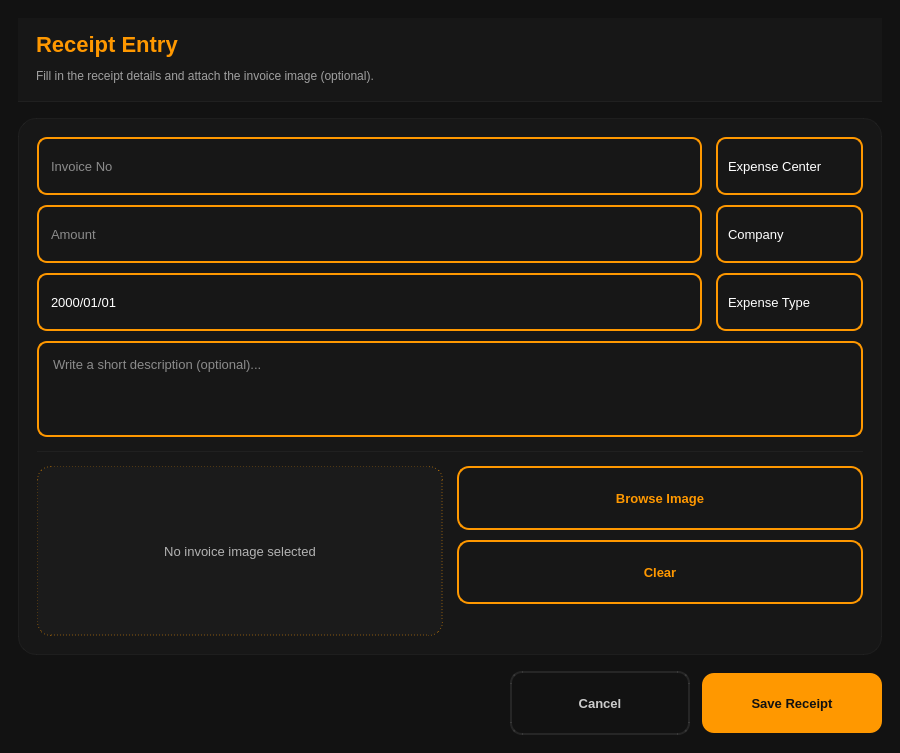
kianfa/Imprest_Management, file app/ui/Expense_Receipt_Entry.ui: the form before one commit.
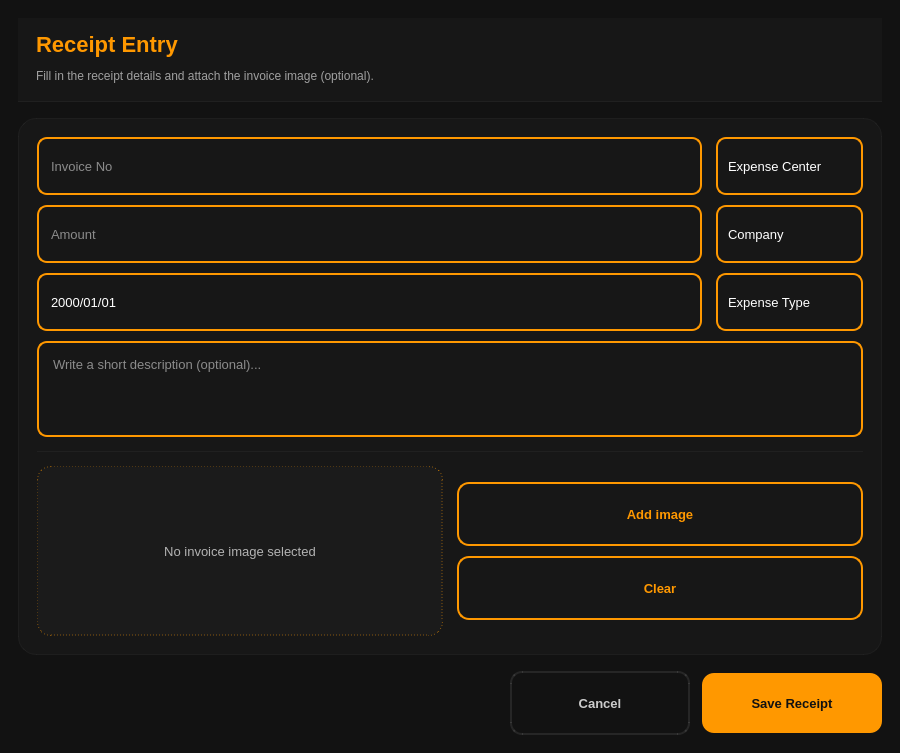
The form after the commit.

Commit message: Adding images instead of browsing one

Patch:
```diff
--- a/app/ui/Expense_Receipt_Entry.ui
+++ b/app/ui/Expense_Receipt_Entry.ui
@@ -512,7 +512,20 @@
            <number>10</number>
           </property>
           <item>
-           <widget class="QPushButton" name="btnBrowse">
+           <spacer name="verticalSpacer">
+            <property name="orientation">
+             <enum>Qt::Vertical</enum>
+            </property>
+            <property name="sizeHint" stdset="0">
+             <size>
+              <width>20</width>
+              <height>40</height>
+             </size>
+            </property>
+           </spacer>
+          </item>
+          <item>
+           <widget class="QPushButton" name="btnAdd">
             <property name="minimumSize">
              <size>
               <width>160</width>
@@ -523,7 +536,7 @@
              <cursorShape>PointingHandCursor</cursorShape>
             </property>
             <property name="text">
-             <string>Browse Image</string>
+             <string>Add image</string>
             </property>
            </widget>
           </item>
```
The commit also changes 4 other files.
